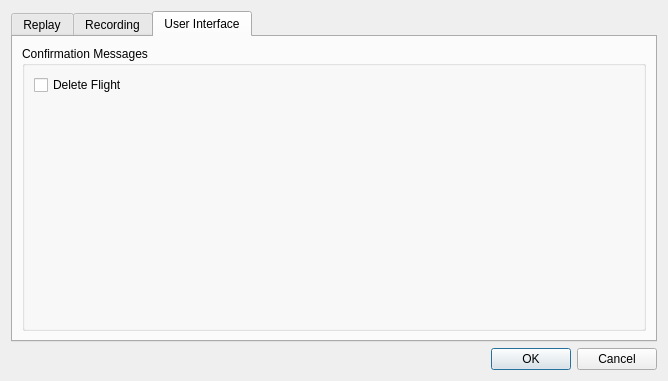
Above: src/UserInterface/src/Dialogs/SettingsDialog.ui from till213/SkyDolly before the change. Below: the same form after it.
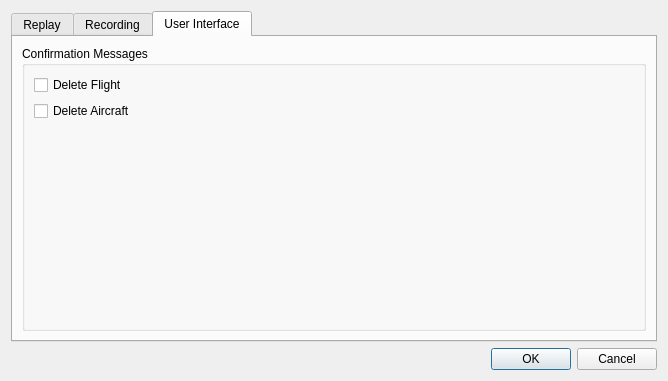
That is the form after the change. The open tabs and pages were chosen to show the change.

Commit message:
Remove AI objects upon aircraft deletion
- Aircraft deletion confirmation dialog & settings

Diff of the .ui file:
```diff
--- a/src/UserInterface/src/Dialogs/SettingsDialog.ui
+++ b/src/UserInterface/src/Dialogs/SettingsDialog.ui
@@ -170,6 +170,13 @@
            </widget>
           </item>
           <item row="1" column="0">
+           <widget class="QCheckBox" name="confirmDeleteAircraftCheckBox">
+            <property name="text">
+             <string>Delete Aircraft</string>
+            </property>
+           </widget>
+          </item>
+          <item row="2" column="0">
            <spacer name="verticalSpacer_4">
             <property name="orientation">
              <enum>Qt::Vertical</enum>
```
Left out of the diff: 2 changed lines with no effect on the pictures. The commit also changes 16 other files.
